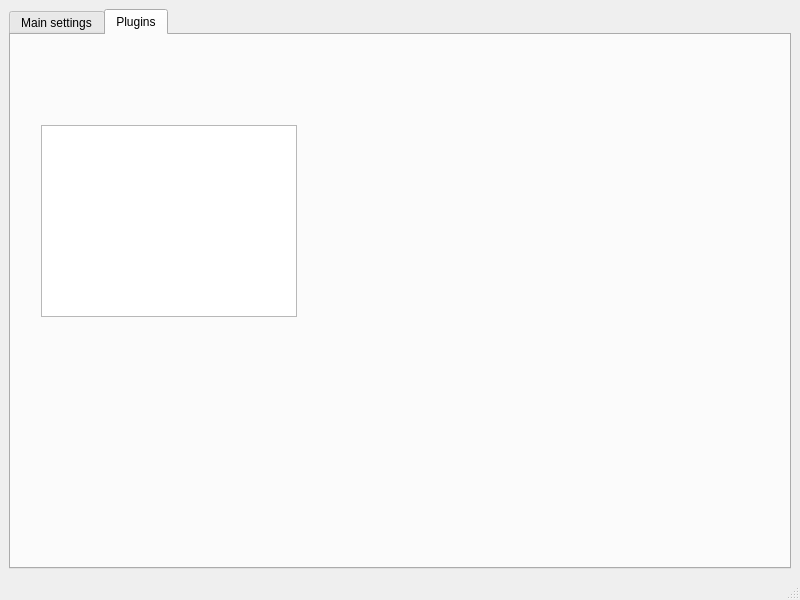
Qt form ui/Settings.ui (Lgmrszd/GamesSM) before a commit.
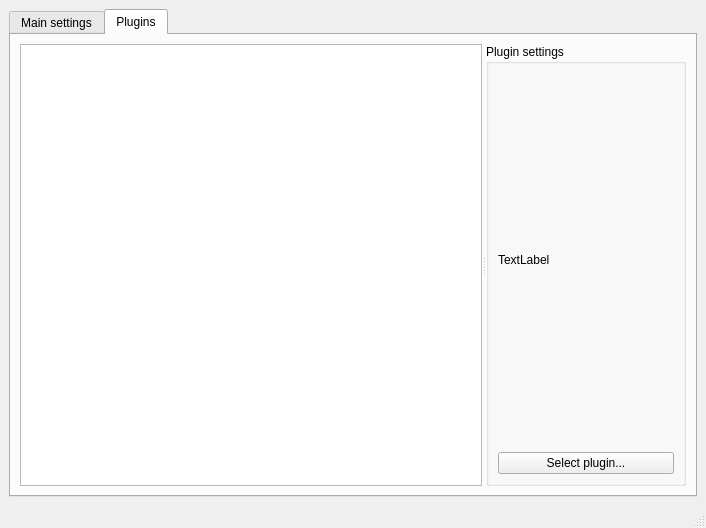
The same form after that commit.

The edit to the form file:
```diff
--- a/ui/Settings.ui
+++ b/ui/Settings.ui
@@ -6,8 +6,8 @@
    <rect>
     <x>0</x>
     <y>0</y>
-    <width>800</width>
-    <height>600</height>
+    <width>706</width>
+    <height>528</height>
    </rect>
   </property>
   <property name="windowTitle">
@@ -29,16 +29,53 @@
        <attribute name="title">
         <string>Plugins</string>
        </attribute>
-       <widget class="QTableWidget" name="pluginsWidget">
-        <property name="geometry">
-         <rect>
-          <x>30</x>
-          <y>90</y>
-          <width>256</width>
-          <height>192</height>
-         </rect>
-        </property>
-       </widget>
+       <layout class="QHBoxLayout" name="horizontalLayout_2">
+        <item>
+         <widget class="QSplitter" name="splitter">
+          <property name="orientation">
+           <enum>Qt::Horizontal</enum>
+          </property>
+          <widget class="QTableWidget" name="pluginsTable">
+           <property name="focusPolicy">
+            <enum>Qt::NoFocus</enum>
+           </property>
+           <property name="editTriggers">
+            <set>QAbstractItemView::NoEditTriggers</set>
+           </property>
+           <property name="selectionMode">
+            <enum>QAbstractItemView::SingleSelection</enum>
+           </property>
+           <attribute name="horizontalHeaderStretchLastSection">
+            <bool>true</bool>
+           </attribute>
+          </widget>
+          <widget class="QGroupBox" name="groupBox">
+           <property name="title">
+            <string>Plugin settings</string>
+           </property>
+           <layout class="QVBoxLayout" name="verticalLayout">
+            <item>
+             <widget class="QLabel" name="label">
+              <property name="text">
+               <string>TextLabel</string>
+              </property>
+             </widget>
+            </item>
+            <item>
+             <widget class="QPushButton" name="toggleButton">
+              <property name="text">
+               <string>Select plugin...</string>
+              </property>
+              <property name="checkable">
+               <bool>false</bool>
+              </property>
+             </widget>
+            </item>
+           </layout>
+          </widget>
+         </widget>
+        </item>
+       </layout>
       </widget>
      </widget>
     </item>
```
Left out of the diff: 2 changed lines with no effect on the pictures.
